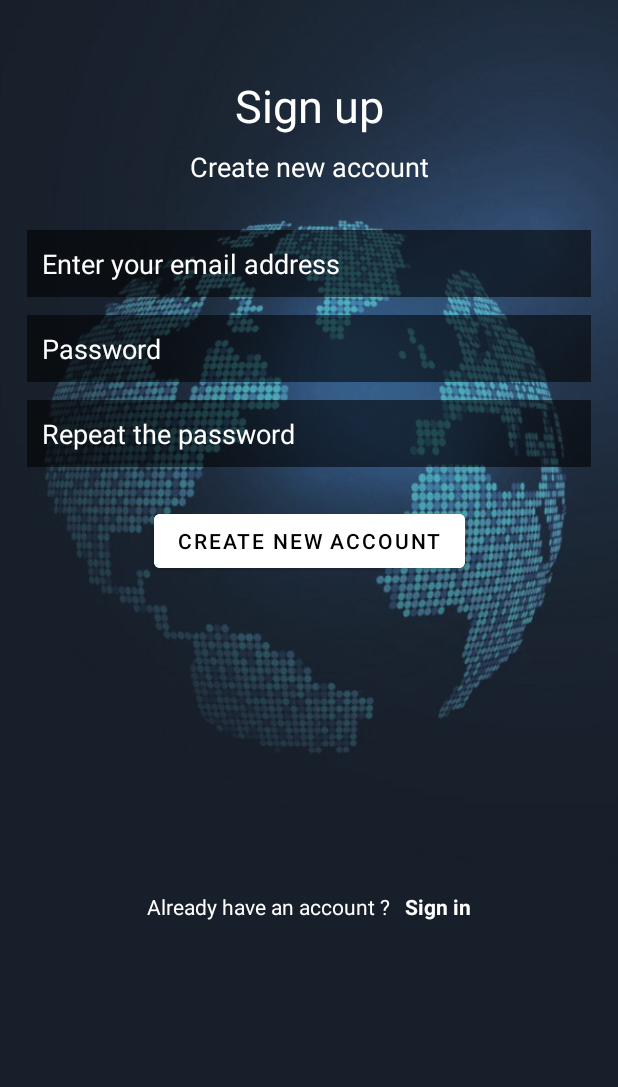
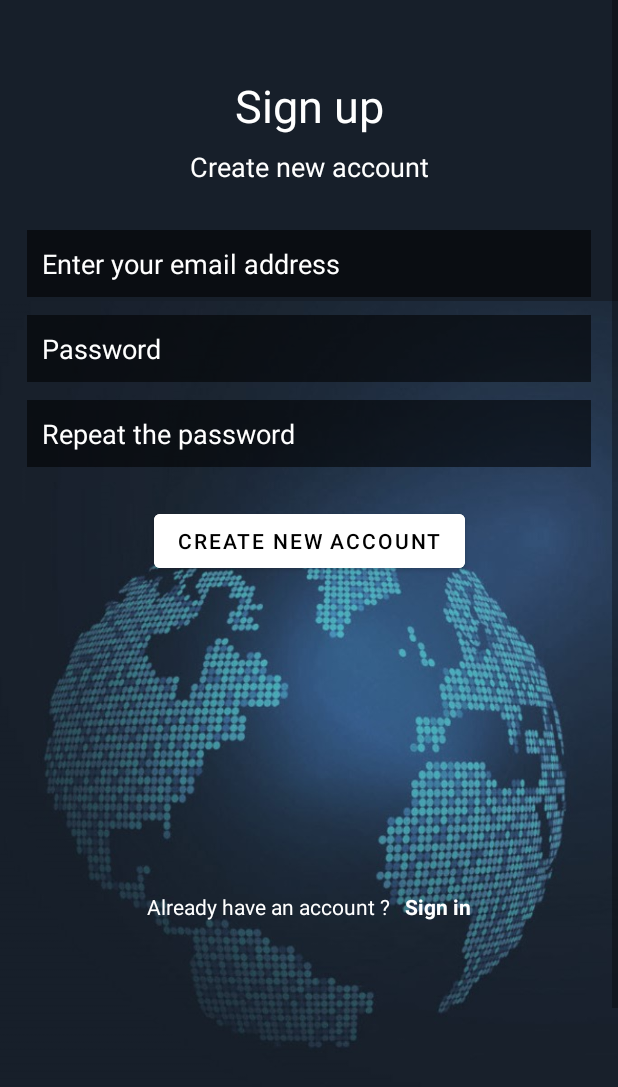
Before and after one commit to Judickaelle/JourneyTraking, an Android app: the screen it shows after launch (Register), after a tap on "Sign up", on a phone screen of 412 x 824 dp. Shown: the top 1087 px of the screen. Run offline under Robolectric (Android 15) with nearby library versions, the phone set to English and light mode, and no system bars; our stand-ins replace Firebase (no records; nobody signed in at launch, a user with empty details on screens opened directly); Roboto replaces fonts that are not available here; 2 other taps on this screen came first.

Commit message:
modification layout login et register

```diff
--- a/app/src/main/res/layout/activity_register.xml
+++ b/app/src/main/res/layout/activity_register.xml
@@ -4,14 +4,23 @@
     xmlns:app="http://schemas.android.com/apk/res-auto"
     xmlns:tools="http://schemas.android.com/tools"
     android:layout_width="match_parent"
-    android:layout_height="match_parent"
+    android:layout_height="wrap_content"
     android:background="@color/blue_map_monde"
     tools:context=".Login.Register">
 
     <androidx.constraintlayout.widget.ConstraintLayout
         android:layout_width="match_parent"
-        android:layout_height="wrap_content"
-        android:background="@drawable/digital_blue_map_world">
+        android:layout_height="wrap_content">
+
+        <ImageView
+            android:id="@+id/imageView"
+            android:layout_width="0dp"
+            android:layout_height="match_parent"
+            android:src="@drawable/digital_blue_map_world"
+            app:layout_constraintBottom_toBottomOf="parent"
+            app:layout_constraintEnd_toEndOf="parent"
+            app:layout_constraintStart_toStartOf="parent"
+            app:layout_constraintTop_toTopOf="parent" />
 
         <TextView
             android:id="@+id/registerTitle"
```
Also changed, not shown: app/src/main/res/layout/activity_login.xml (+11 -3 lines).
